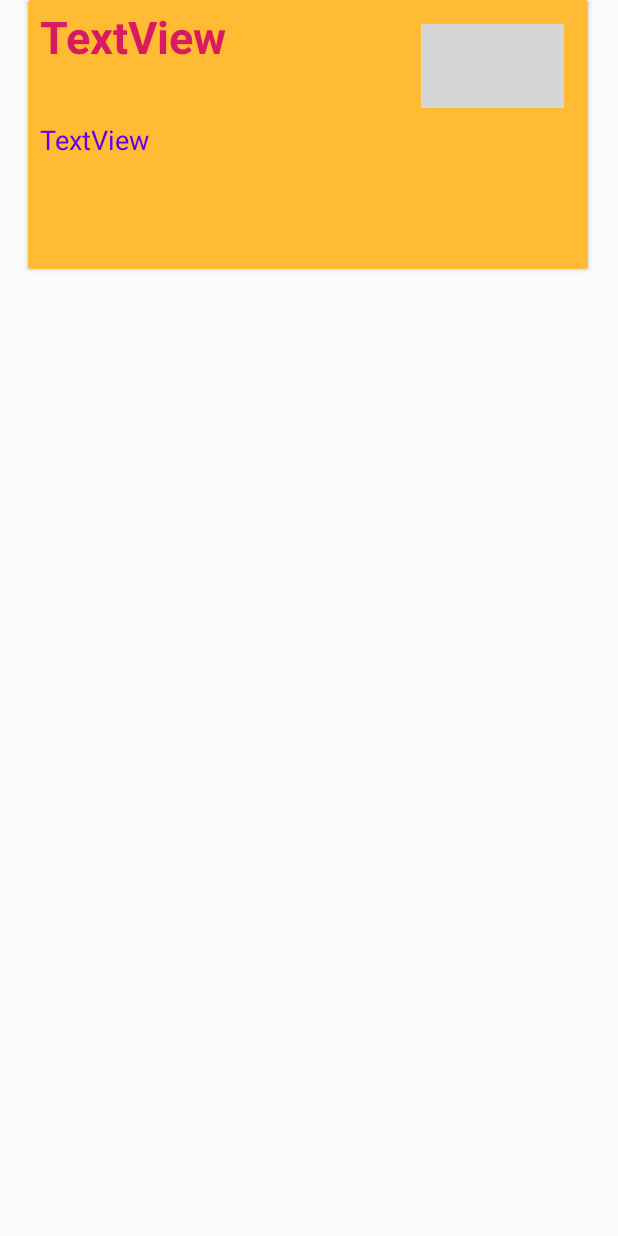
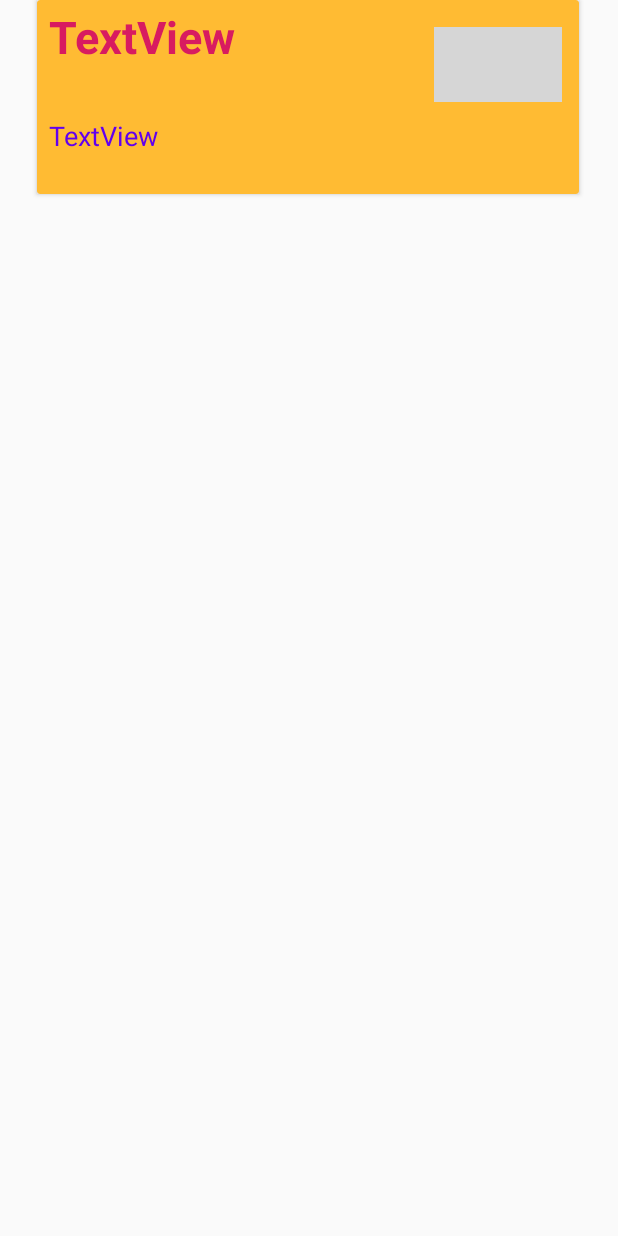
Before and after one commit to samirthaker2020/Spartans_W2019S_MAD4124_Project, an Android app: the layout notesdetails.xml on its own in the app's theme, with its tools: preview values and no code run, on a phone screen of 412 x 824 dp. Run offline under Robolectric (Android 15) with nearby library versions, the phone set to English and light mode, and no system bars; grey boxes are pictures that could not be loaded.

Commit message:
view notes completed

```diff
--- a/W2019S_MAD4124_Project/src/main/java/com/example/recyclerdemo/Adapter/RcNotes_Adpater.java
+++ b/W2019S_MAD4124_Project/src/main/java/com/example/recyclerdemo/Adapter/RcNotes_Adpater.java
@@ -13,6 +13,7 @@ import com.example.recyclerdemo.Modal.Note;
 import com.example.recyclerdemo.Modal.NoteDetails;
 import com.example.recyclerdemo.R;
 
+import java.text.SimpleDateFormat;
 import java.util.List;
 
 public class RcNotes_Adpater extends  RecyclerView.Adapter<RcNotes_Adpater.myviewholder> {
@@ -43,7 +44,9 @@ public class RcNotes_Adpater extends  RecyclerView.Adapter<RcNotes_Adpater.myvie
         System.out.println(nd.getNotetitle());
         System.out.println(nd.getNotedetails());
         myviewholder.ntitle.setText(nd.getNotetitle());
-        myviewholder.ndatetime.setText(nd.getNotedetails());
+        myviewholder.ndatetime.setText(nd.getNotedate());
+
+
 
     }
 
--- a/W2019S_MAD4124_Project/src/main/java/com/example/recyclerdemo/Database/DatabaseHelper.java
+++ b/W2019S_MAD4124_Project/src/main/java/com/example/recyclerdemo/Database/DatabaseHelper.java
@@ -167,6 +167,7 @@ public class DatabaseHelper extends SQLiteOpenHelper {
                 nd.setCategory(cursor.getString(cursor.getColumnIndex(NoteDetails.COLUMN_CATEGORY)));
                 nd.setNotetitle(cursor.getString(cursor.getColumnIndex(NoteDetails.COLUMN_NOTETITLE)));
                 nd.setNotedetails(cursor.getString(cursor.getColumnIndex(NoteDetails.COLUMN_NOTEDETAILS)));
+                nd.setNotedate(cursor.getString(cursor.getColumnIndex(NoteDetails.COLUMN_NOTEDATE)));
                // nd.setNoteimage(cursor.getBlob(cursor.getColumnIndex(NoteDetails.COLUMN_NOTEIMAGE)));
                 notesdetails.add(nd);
             } while (cursor.moveToNext());
@@ -217,6 +218,7 @@ public class DatabaseHelper extends SQLiteOpenHelper {
                 nd.setCategory(cursor.getString(cursor.getColumnIndex(NoteDetails.COLUMN_CATEGORY)));
                 nd.setNotetitle(cursor.getString(cursor.getColumnIndex(NoteDetails.COLUMN_NOTETITLE)));
                 nd.setNotedetails(cursor.getString(cursor.getColumnIndex(NoteDetails.COLUMN_NOTEDETAILS)));
+                nd.setNotedate(cursor.getString(cursor.getColumnIndex(NoteDetails.COLUMN_NOTEDATE)));
                 // nd.setNoteimage(cursor.getBlob(cursor.getColumnIndex(NoteDetails.COLUMN_NOTEIMAGE)));
                 notesdetails1.add(nd);
             } while (cursor.moveToNext());
--- a/W2019S_MAD4124_Project/src/main/res/layout/notesdetails.xml
+++ b/W2019S_MAD4124_Project/src/main/res/layout/notesdetails.xml
@@ -7,8 +7,8 @@
     android:layout_height="wrap_content">
 
     <android.support.v7.widget.CardView
-        android:layout_width="373dp"
-        android:layout_height="179dp"
+        android:layout_width="361dp"
+        android:layout_height="129dp"
         android:layout_marginBottom="8dp"
         android:background="@android:color/holo_orange_light"
         android:backgroundTint="@android:color/holo_orange_light"
@@ -20,8 +20,8 @@
         app:layout_constraintVertical_bias="0.043">
 
         <android.support.constraint.ConstraintLayout
-            android:layout_width="match_parent"
-            android:layout_height="match_parent">
+            android:layout_width="366dp"
+            android:layout_height="wrap_content">
 
             <TextView
                 android:id="@+id/ntitle"
@@ -41,18 +41,20 @@
 
             <ImageView
                 android:id="@+id/imageView2"
-                android:layout_width="95dp"
-                android:layout_height="56dp"
+                android:layout_width="85dp"
+                android:layout_height="50dp"
                 android:layout_marginTop="16dp"
                 android:layout_marginEnd="16dp"
+                android:layout_marginBottom="8dp"
+                app:layout_constraintBottom_toTopOf="@+id/ndatetime"
                 app:layout_constraintEnd_toEndOf="parent"
                 app:layout_constraintTop_toTopOf="parent"
                 tools:srcCompat="@tools:sample/avatars" />
 
             <TextView
                 android:id="@+id/ndatetime"
-                android:layout_width="338dp"
-                android:layout_height="84dp"
+                android:layout_width="325dp"
+                android:layout_height="37dp"
                 android:layout_marginStart="8dp"
                 android:layout_marginTop="8dp"
                 android:layout_marginEnd="8dp"
```
